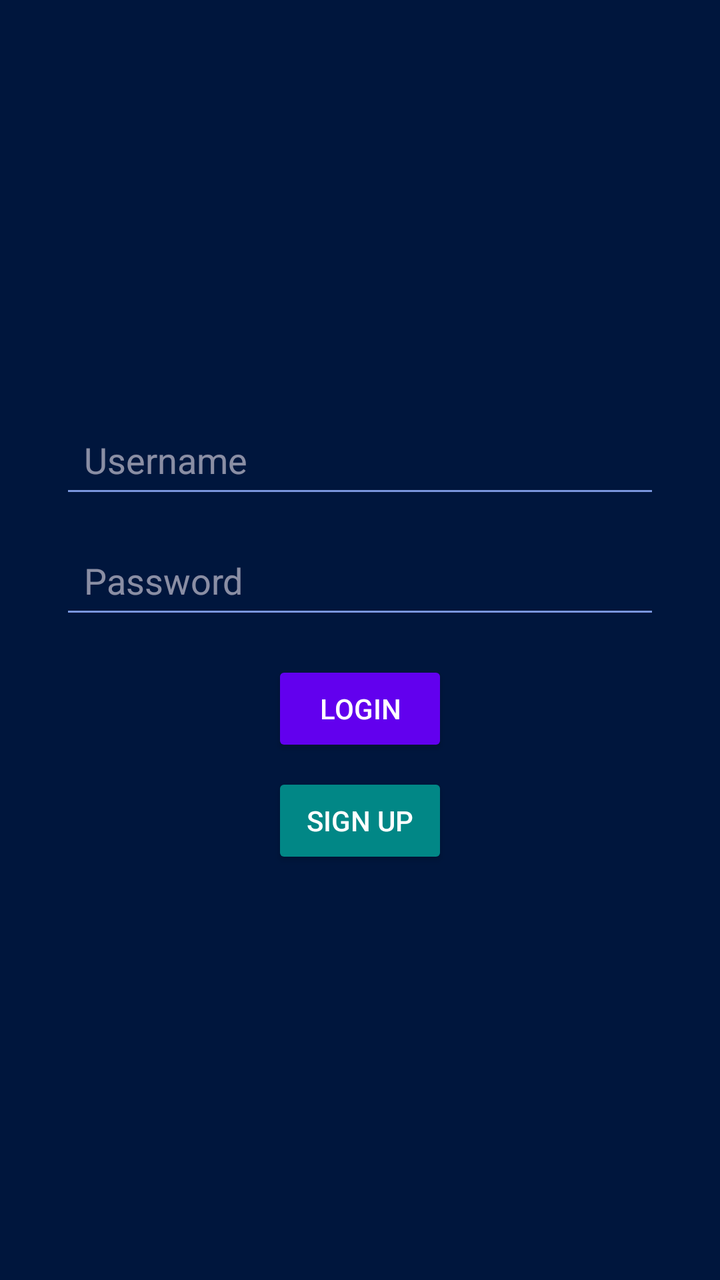
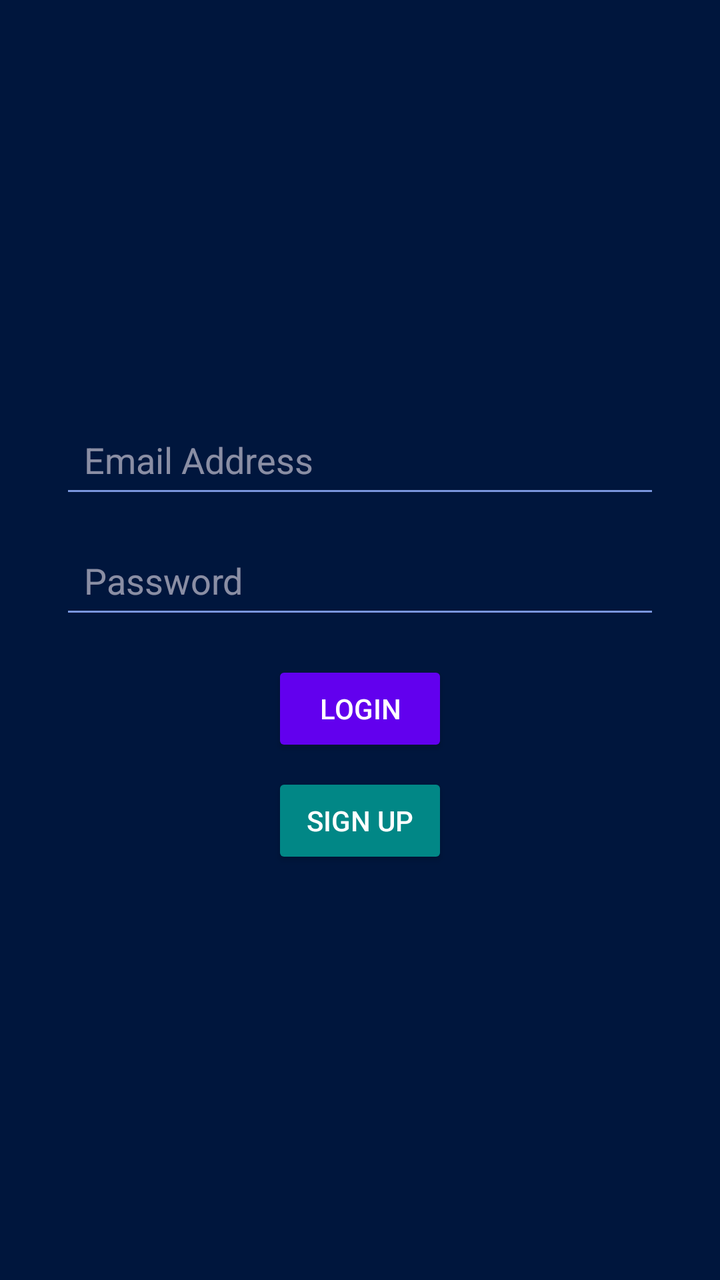

Screens rendered from an Android XML layout before and after an edit, with the pre-edit source and the edit as a unified diff.
<!-- AndroidManifest.xml: activity theme Theme.Dissonance -->
<!-- res/layout/fragment_login.xml -->
<androidx.constraintlayout.widget.ConstraintLayout xmlns:android="http://schemas.android.com/apk/res/android"
    xmlns:app="http://schemas.android.com/apk/res-auto"
    android:layout_width="match_parent"
    android:layout_height="match_parent"
    android:padding="16dp">

    <LinearLayout
        android:id="@+id/inputContainer"
        android:layout_width="wrap_content"
        android:layout_height="wrap_content"
        android:orientation="vertical"
        android:padding="16dp"
        android:gravity="center"
        app:layout_constraintTop_toTopOf="parent"
        app:layout_constraintBottom_toBottomOf="parent"
        app:layout_constraintStart_toStartOf="parent"
        app:layout_constraintEnd_toEndOf="parent">

        <EditText
            android:id="@+id/username"
            android:layout_width="300dp"
            android:layout_height="wrap_content"
            android:hint="Username"
            android:padding="12dp"
            android:layout_marginBottom="12dp" />

        <EditText
            android:id="@+id/password"
            android:layout_width="300dp"
            android:layout_height="wrap_content"
            android:hint="Password"
            android:inputType="textPassword"
            android:padding="12dp"
            android:layout_marginBottom="16dp" />

        <Button
            android:id="@+id/loginButton"
            android:layout_width="wrap_content"
            android:layout_height="wrap_content"
            android:text="Login"
            android:padding="12dp"
            android:backgroundTint="@color/purple_500"
            android:textColor="@android:color/white"
            android:layout_gravity="center"
            android:layout_marginBottom="8dp" />

        <Button
            android:id="@+id/signupButton"
            android:layout_width="wrap_content"
            android:layout_height="wrap_content"
            android:text="Sign Up"
            android:padding="12dp"
            android:backgroundTint="@color/teal_700"
            android:textColor="@android:color/white"
            android:layout_gravity="center" />
    </LinearLayout>
</androidx.constraintlayout.widget.ConstraintLayout>
<!-- resources referenced by this layout -->
<resources>
  <color name="purple_500">#FF6200EE</color>
  <color name="teal_700">#FF018786</color>
  <style name="Theme.Dissonance" parent="Theme.Material3.Dark.NoActionBar">
          
          <item name="colorPrimary">@color/primary</item>
          <item name="colorPrimaryContainer">@color/tertiary</item>
          <item name="colorSecondary">@color/secondary</item>
  
          
          <item name="android:colorBackground">@color/background</item>
          <item name="colorSurface">@color/background</item>
  
          
          <item name="android:textColorPrimary">@color/text</item>
          <item name="android:textColorSecondary">@color/secondary</item>
  
          
          <item name="android:statusBarColor">@color/primary</item>
          <item name="android:navigationBarColor">@color/primary</item>
  
          
          <item name="colorButtonNormal">@color/secondary</item>
          <item name="android:colorControlHighlight">@color/ui_selection</item>
          <item name="android:colorAccent">@color/tertiary</item>
      </style>
  <color name="primary">#274479</color>
  <color name="tertiary">#556B9D</color>
  <color name="secondary">#7996DE</color>
  <color name="background">#00163D</color>
  <color name="text">#F5F5F5</color>
  <color name="ui_selection">#4DB1F9</color>
</resources>

<!-- the commit's change to res/layout/fragment_login.xml (unified diff, before → after) -->
@@ -20,7 +20,7 @@
             android:id="@+id/username"
             android:layout_width="300dp"
             android:layout_height="wrap_content"
-            android:hint="Username"
+            android:hint="Email Address"
             android:padding="12dp"
             android:layout_marginBottom="12dp" />
 
